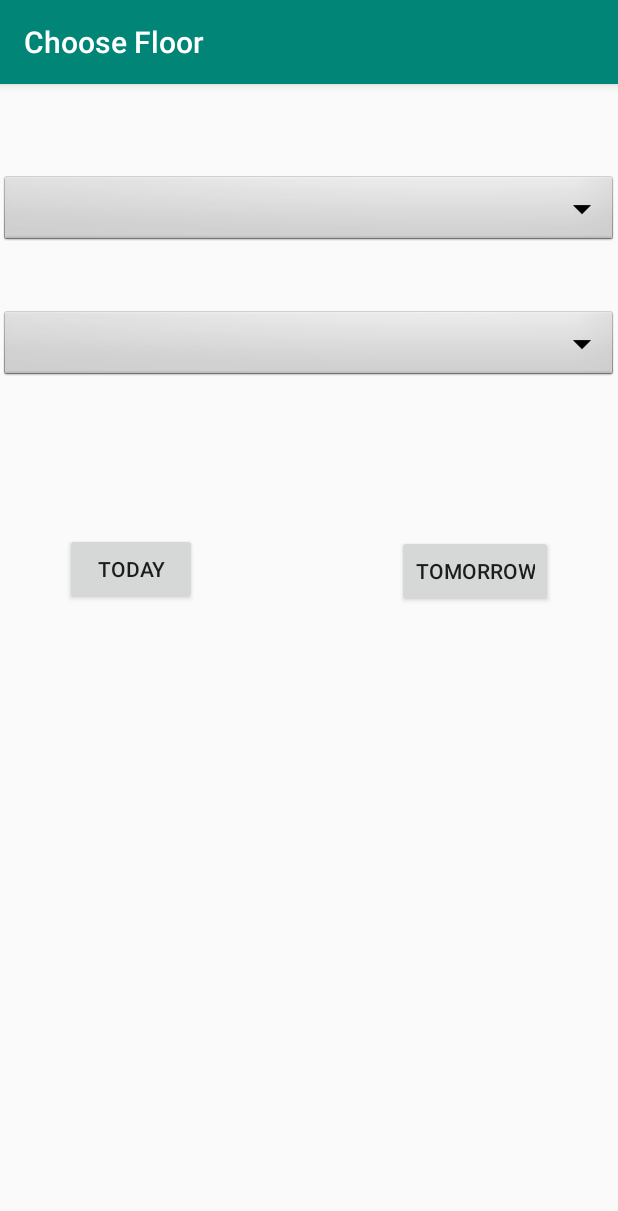
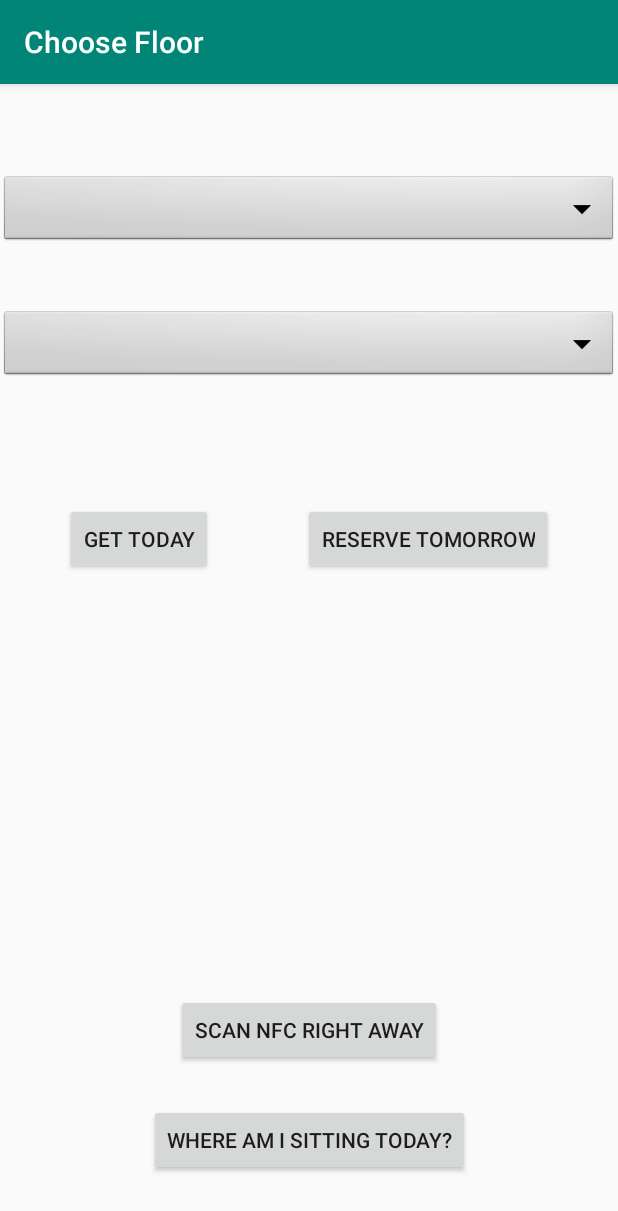
Before and after one commit to BZWGolem/ColdSeats, an Android app: the ChooseFloorActivity screen opened directly, with no data from a screen before it, on a phone screen of 412 x 824 dp. Shown: the top 1211 px of the screen. Run offline under Robolectric (Android 15) with nearby library versions, the phone set to English and light mode, and no system bars; 6 statements that could not run were skipped.

Commit message:
android delete reservations, find me, scan right away

```diff
--- a/ColdSeats/app/build.gradle
+++ b/ColdSeats/app/build.gradle
@@ -27,7 +27,7 @@ dependencies {
     //implementation group: 'org.apache.httpcomponents', name: 'httpclient', version: '4.5.6'
     //implementation 'com.evrencoskun.library:tableview:0.8.8'
     implementation group: 'khttp', name: 'khttp', version: '0.1.0'
-    implementation 'com.github.tawaasalage:SimpleNFC:5f94c1648e'
+    //implementation 'com.github.tawaasalage:SimpleNFC:5f94c1648e'
     testImplementation 'junit:junit:4.12'
     androidTestImplementation 'com.android.support.test:runner:1.0.2'
     androidTestImplementation 'com.android.support.test.espresso:espresso-core:3.0.2'
--- a/ColdSeats/app/src/main/java/pl/minun/testseats/ChooseFloorActivity.java
+++ b/ColdSeats/app/src/main/java/pl/minun/testseats/ChooseFloorActivity.java
@@ -24,6 +24,8 @@ public class ChooseFloorActivity extends AppCompatActivity {
     private Spinner floor;
     private Button todayButton;
     private Button tomorrowButton;
+    private  Button findMeButton;
+    private  Button scanNFCButton;
     private ArrayAdapter<String> buildingAdapter;
     private ArrayAdapter<String> floorAdapter;
     private String[] items = new String[]{"", "1", "2", "three"};
@@ -39,6 +41,8 @@ public class ChooseFloorActivity extends AppCompatActivity {
         floor = (Spinner) findViewById(R.id.floor);
         todayButton = (Button) findViewById(R.id.today_button);
         tomorrowButton = (Button) findViewById(R.id.tomorrow_button);
+        findMeButton = (Button) findViewById(R.id.findMeButton);
+        scanNFCButton = (Button) findViewById(R.id.scan_nfc);
 
         StrictMode.ThreadPolicy policy = new StrictMode.ThreadPolicy.Builder()
                 .permitAll().build();
@@ -84,6 +88,31 @@ public class ChooseFloorActivity extends AppCompatActivity {
                 SessionInfo.floorName = floor.getSelectedItem().toString();
                 SessionInfo.forToday = false;
                 Intent myIntent = new Intent(ChooseFloorActivity.this,MapActivity.class);
+                ChooseFloorActivity.this.startActivity(myIntent);
+            }
+        });
+
+        findMeButton.setOnClickListener(new View.OnClickListener() {
+            public void onClick(View v) {
+
+                khttp.responses.Response res = KHttp.get(SessionInfo.domain + "/floor?token=" + SessionInfo.token);
+                JSONObject obj = res.getJsonObject();
+                try {
+                    SessionInfo.buildingName =  obj.getString("building_name");
+                    SessionInfo.floorName =  obj.getString("number");
+                    SessionInfo.forToday = true;
+                    Intent myIntent = new Intent(ChooseFloorActivity.this,MapActivity.class);
+                    ChooseFloorActivity.this.startActivity(myIntent);
+                }catch(Exception ex){
+                    Toast.makeText(getBaseContext(), "No reservation for today", Toast.LENGTH_SHORT).show();
+                }
+
+            }
+        });
+
+        scanNFCButton.setOnClickListener(new View.OnClickListener() {
+            public void onClick(View v) {
+                Intent myIntent = new Intent(ChooseFloorActivity.this,TagScanActivity.class);
                 ChooseFloorActivity.this.startActivity(myIntent);
             }
         });
--- a/ColdSeats/app/src/main/java/pl/minun/testseats/TagScanActivity.java
+++ b/ColdSeats/app/src/main/java/pl/minun/testseats/TagScanActivity.java
@@ -37,7 +37,7 @@ public class TagScanActivity extends AppCompatActivity {
     public void onCreate(Bundle savedState) {
         super.onCreate(savedState);
 
-        setContentView(R.layout.activity_desk_details);
+        setContentView(R.layout.activity_tag_scan);
         //readTagTextView = (TextView)findViewById(R.id.textView2);
         nfcAdapter = NfcAdapter.getDefaultAdapter(this);
         final Context context = this;
--- a/ColdSeats/app/src/main/res/layout/activity_choose_floor.xml
+++ b/ColdSeats/app/src/main/res/layout/activity_choose_floor.xml
@@ -31,8 +31,8 @@
         android:layout_width="wrap_content"
         android:layout_height="wrap_content"
         android:layout_marginStart="43dp"
-        android:layout_marginTop="100dp"
-        android:text="Today"
+        android:layout_marginTop="80dp"
+        android:text="Get Today"
         app:layout_constraintStart_toStartOf="parent"
         app:layout_constraintTop_toBottomOf="@+id/floor" />
 
@@ -40,9 +40,33 @@
         android:id="@+id/tomorrow_button"
         android:layout_width="wrap_content"
         android:layout_height="wrap_content"
-        android:layout_marginTop="101dp"
+        android:layout_marginTop="80dp"
         android:layout_marginEnd="43dp"
-        android:text="Tomorrow"
+        android:text="Reserve Tomorrow"
         app:layout_constraintEnd_toEndOf="parent"
         app:layout_constraintTop_toBottomOf="@+id/floor" />
+
+    <Button
+        android:id="@+id/findMeButton"
+        android:layout_width="wrap_content"
+        android:layout_height="wrap_content"
+        android:layout_marginStart="148dp"
+        android:layout_marginEnd="148dp"
+        android:layout_marginBottom="40dp"
+        android:text="Where am I sitting today?"
+        app:layout_constraintBottom_toBottomOf="parent"
+        app:layout_constraintEnd_toEndOf="parent"
+        app:layout_constraintStart_toStartOf="parent" />
+
+    <Button
+        android:id="@+id/scan_nfc"
+        android:layout_width="wrap_content"
+        android:layout_height="wrap_content"
+        android:layout_marginStart="148dp"
+        android:layout_marginEnd="148dp"
+        android:layout_marginBottom="25dp"
+        android:text="Scan NFC right away"
+        app:layout_constraintBottom_toTopOf="@+id/findMeButton"
+        app:layout_constraintEnd_toEndOf="parent"
+        app:layout_constraintStart_toStartOf="parent" />
 </android.support.constraint.ConstraintLayout>
```
Also changed, not shown: ColdSeats/app/src/main/java/pl/minun/testseats/DeskDetails.java (+47 -4 lines), ColdSeats/app/src/main/res/layout/activity_desk_details.xml (+31 -19 lines), ColdSeats/app/src/main/res/layout/activity_tag_scan.xml (+9 -0 lines).
